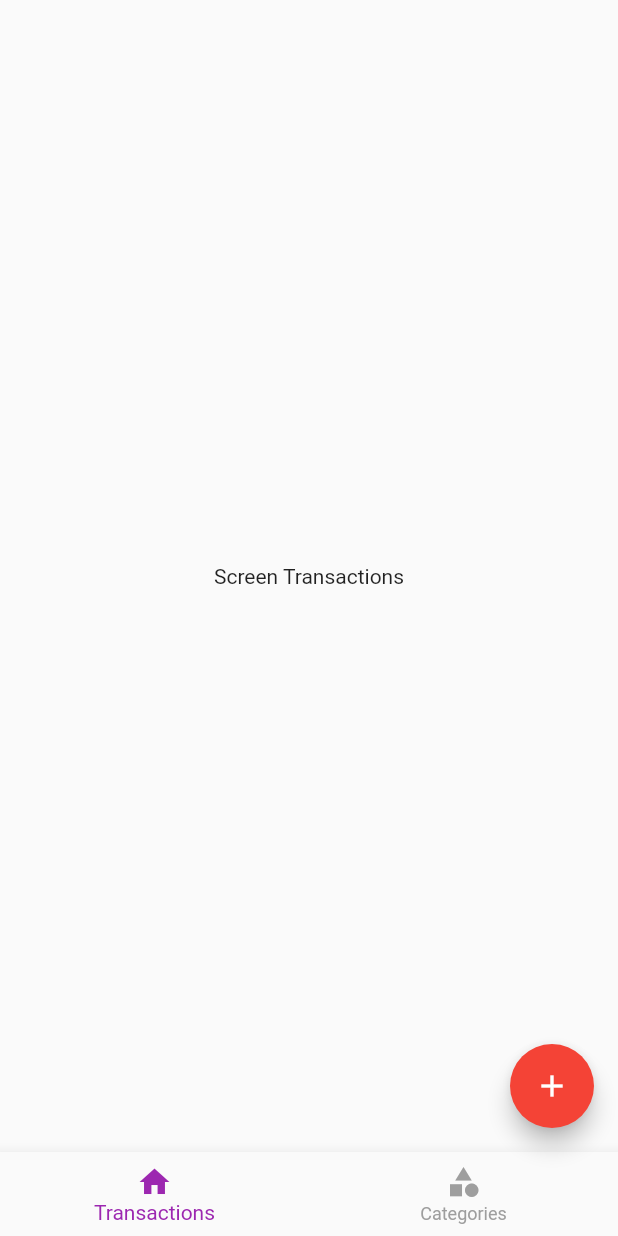
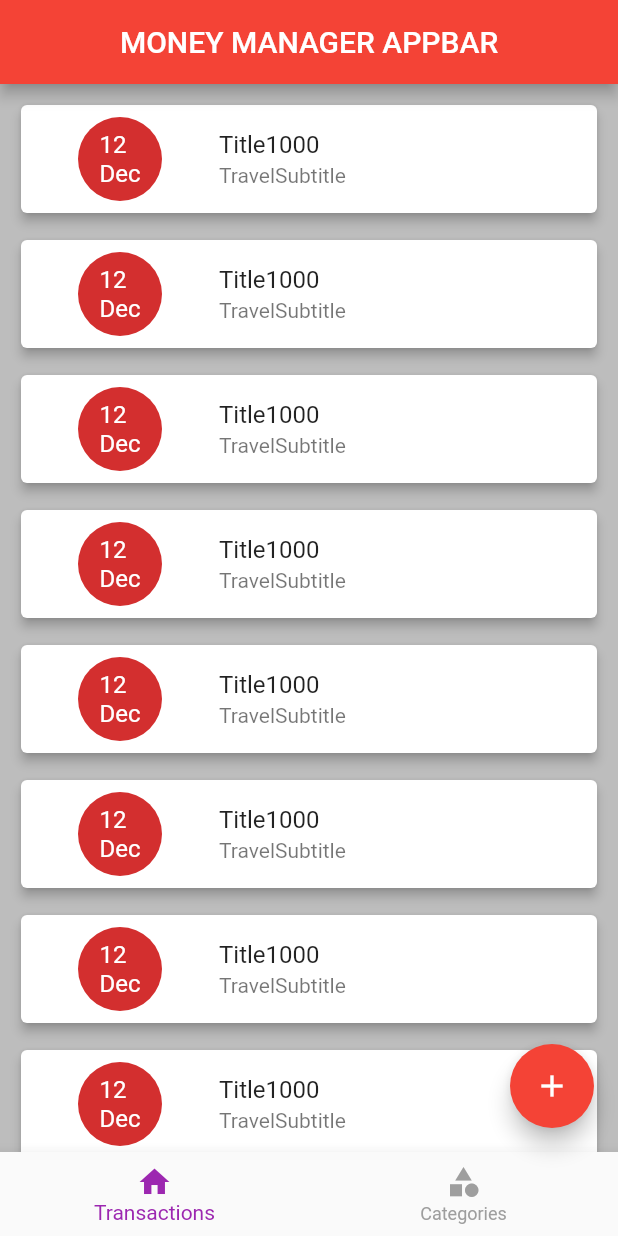
Before and after one commit to anandhu-co-in/broto_moneymanager, a Flutter app: the screen it shows after launch, on a phone screen of 412 x 824 dp. Run offline on Flutter 3.47's test engine with Material 2 defaults, Android fonts, the phone set to English and light mode, and no system bars.

Commit message:
added dummy transactions and also added appbar and also change bg colour
Used listview.separated in transaction page to created a list of transactions. used Edgeinsects inside it to create a padding. Also i am using cardview to make each list tile a card

```diff
--- a/lib/screens/home/screen_home.dart
+++ b/lib/screens/home/screen_home.dart
@@ -13,6 +13,11 @@ class ScreenHome extends StatelessWidget {
   @override
   Widget build(BuildContext context) {
     return Scaffold(
+      backgroundColor: Colors.grey[400],
+      appBar: AppBar(
+        title: Text('MONEY MANAGER APPBAR'),
+        centerTitle: true,
+      ),
       bottomNavigationBar: MoneyManagerBottomNavigation(),
       body: SafeArea(
         child: ValueListenableBuilder(
--- a/lib/screens/transactions/screen_transactions.dart
+++ b/lib/screens/transactions/screen_transactions.dart
@@ -6,6 +6,23 @@ class ScreenTransactions extends StatelessWidget {
 
   @override
   Widget build(BuildContext context) {
-    return Center(child: Text('Screen Transactions'));
+    return ListView.separated(
+        padding: EdgeInsets.all(10),
+        itemBuilder: (ctx, index) {
+          return const Card(
+            elevation: 3,
+            child: ListTile(
+              leading: CircleAvatar(radius: 50, child: Text('12\nDec')),
+              title: Text('Title1000'),
+              subtitle: Text('TravelSubtitle'),
+            ),
+          );
+        },
+        separatorBuilder: (ctx, index) {
+          return SizedBox(
+            height: 10,
+          );
+        },
+        itemCount: 10);
   }
 }
```
